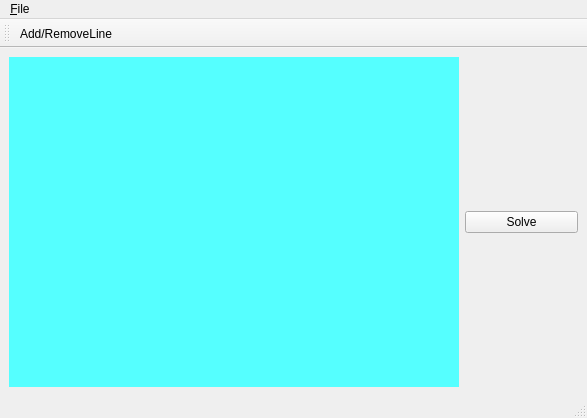
Before: the Qt Designer form gui/gui.ui in david-westreicher/alcazar, drawn with Qt 5.
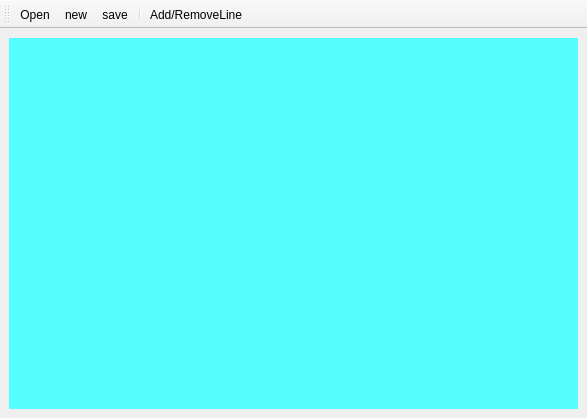
After: the same form once the commit is applied. Icons and pictures are not drawn.

Patch:
```diff
--- a/gui/gui.ui
+++ b/gui/gui.ui
@@ -16,7 +16,7 @@
   <widget class="QWidget" name="centralwidget">
    <layout class="QGridLayout" name="gridLayout">
     <item row="0" column="0">
-     <layout class="QHBoxLayout" name="horizontalLayout" stretch="4,1">
+     <layout class="QHBoxLayout" name="horizontalLayout" stretch="4">
       <property name="sizeConstraint">
        <enum>QLayout::SetMaximumSize</enum>
       </property>
@@ -34,35 +34,10 @@
         </property>
        </widget>
       </item>
-      <item>
-       <widget class="QPushButton" name="pushButton">
-        <property name="text">
-         <string>Solve</string>
-        </property>
-       </widget>
-      </item>
      </layout>
     </item>
    </layout>
   </widget>
-  <widget class="QMenuBar" name="menubar">
-   <property name="geometry">
-    <rect>
-     <x>0</x>
-     <y>0</y>
-     <width>587</width>
-     <height>25</height>
-    </rect>
-   </property>
-   <widget class="QMenu" name="menu_File">
-    <property name="title">
-     <string>&amp;File</string>
-    </property>
-    <addaction name="action_Open"/>
-   </widget>
-   <addaction name="menu_File"/>
-  </widget>
-  <widget class="QStatusBar" name="statusbar"/>
   <widget class="QToolBar" name="toolBar">
    <property name="windowTitle">
     <string>toolBar</string>
@@ -73,6 +48,10 @@
    <attribute name="toolBarBreak">
     <bool>false</bool>
    </attribute>
+   <addaction name="action_Open"/>
+   <addaction name="actionNew"/>
+   <addaction name="actionSave"/>
+   <addaction name="separator"/>
    <addaction name="actionAddRemoveLines"/>
   </widget>
   <action name="action_Open">
@@ -96,6 +75,28 @@
     <string>Draw or remove lines of the gamefield</string>
    </property>
   </action>
+  <action name="actionSave">
+   <property name="icon">
+    <iconset resource="resources.qrc">
+     <normaloff>:/png/images/save.png</normaloff>:/png/images/save.png</iconset>
+   </property>
+   <property name="text">
+    <string>save</string>
+   </property>
+   <property name="toolTip">
+    <string>Save the current puzzle</string>
+   </property>
+  </action>
+  <action name="actionNew">
+   <property name="icon">
+    <iconset>
+     <normalon>:/png/images/new.png</normalon>
+    </iconset>
+   </property>
+   <property name="text">
+    <string>new</string>
+   </property>
+  </action>
  </widget>
  <resources>
   <include location="resources.qrc"/>
```
Left out of the diff: 7 changed lines with no effect on the pictures.
